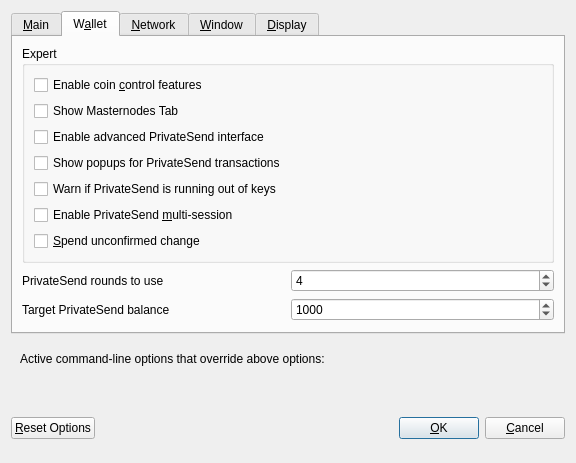
Qt form src/qt/forms/optionsdialog.ui (genix-project/genix) before a commit.
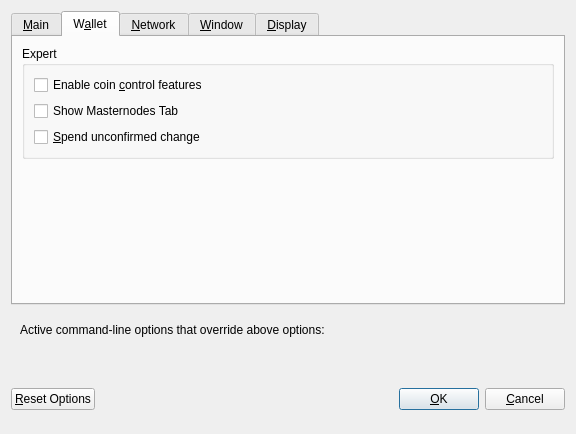
The same form after that commit. The open tabs and pages were chosen to show the change. Custom widgets are drawn as their Qt base class.

```diff
--- a/src/qt/forms/optionsdialog.ui
+++ b/src/qt/forms/optionsdialog.ui
@@ -7,7 +7,7 @@
     <x>0</x>
     <y>0</y>
     <width>576</width>
-    <height>402</height>
+    <height>434</height>
    </rect>
   </property>
   <property name="windowTitle">
@@ -163,46 +163,6 @@
             </property>
            </widget>
           </item>
-          <item>
-           <widget class="QCheckBox" name="showAdvancedPSUI">
-            <property name="toolTip">
-             <string>Show additional information and buttons for PrivateSend on overview screen.</string>
-            </property>
-            <property name="text">
-             <string>Enable advanced PrivateSend interface</string>
-            </property>
-           </widget>
-          </item>
-          <item>
-           <widget class="QCheckBox" name="showPrivateSendPopups">
-            <property name="toolTip">
-             <string>Show system popups for PrivateSend mixing transactions&lt;br/&gt;just like for all other transaction types.</string>
-            </property>
-            <property name="text">
-             <string>Show popups for PrivateSend transactions</string>
-            </property>
-           </widget>
-          </item>
-          <item>
-           <widget class="QCheckBox" name="lowKeysWarning">
-            <property name="toolTip">
-             <string>Show warning dialog when PrivateSend detects that wallet has very low number of keys left.</string>
-            </property>
-            <property name="text">
-             <string>Warn if PrivateSend is running out of keys</string>
-            </property>
-           </widget>
-          </item>
-          <item>
-           <widget class="QCheckBox" name="privateSendMultiSession">
-            <property name="toolTip">
-             <string>Whether to use experimental PrivateSend mode with multiple mixing sessions per block.&lt;br/&gt;Note: You must use this feature carefully.&lt;br/&gt;Make sure you always have recent wallet (auto)backup in a safe place!</string>
-            </property>
-            <property name="text">
-             <string>Enable PrivateSend &amp;multi-session</string>
-            </property>
-           </widget>
-          </item>
           <item>
            <widget class="QCheckBox" name="spendZeroConfChange">
             <property name="toolTip">
@@ -216,75 +176,6 @@
          </layout>
         </widget>
        </item>
-       <item>
-        <layout class="QHBoxLayout" name="horizontalLayout_4_Wallet">
-         <item>
-          <widget class="QLabel" name="label">
-           <property name="toolTip">
-            <string>This setting determines the amount of individual masternodes that an input will be mixed through.&lt;br/&gt;More rounds of mixing gives a higher degree of privacy, but also costs more in fees.</string>
-           </property>
-           <property name="text">
-            <string>PrivateSend rounds to use</string>
-           </property>
-          </widget>
-         </item>
-         <item>
-          <widget class="QSpinBox" name="privateSendRounds">
-           <property name="minimum">
-            <number>2</number>
-           </property>
-           <property name="maximum">
-            <number>16</number>
-           </property>
-           <property name="value">
-            <number>4</number>
-           </property>
-          </widget>
-         </item>
-        </layout>
-       </item>
-       <item>
-        <layout class="QHBoxLayout" name="horizontalLayout">
-         <item>
-          <widget class="QLabel" name="label_2">
-           <property name="toolTip">
-            <string>This amount acts as a threshold to turn off PrivateSend once it's reached.</string>
-           </property>
-           <property name="statusTip">
-            <string notr="true"/>
-           </property>
-           <property name="whatsThis">
-            <string notr="true"/>
-           </property>
-           <property name="accessibleName">
-            <string notr="true"/>
-           </property>
-           <property name="accessibleDescription">
-            <string notr="true"/>
-           </property>
-           <property name="text">
-            <string>Target PrivateSend balance</string>
-           </property>
-          </widget>
-         </item>
-         <item>
-          <widget class="QSpinBox" name="privateSendAmount">
-           <property name="minimum">
-            <number>2</number>
-           </property>
-           <property name="maximum">
-            <number>2000</number>
-           </property>
-           <property name="singleStep">
-            <number>10</number>
-           </property>
-           <property name="value">
-            <number>1000</number>
-           </property>
-          </widget>
-         </item>
-        </layout>
-       </item>
        <item>
         <spacer name="verticalSpacer_Wallet">
          <property name="orientation">
```
Left out of the diff: 29 changed lines with no effect on the pictures.
